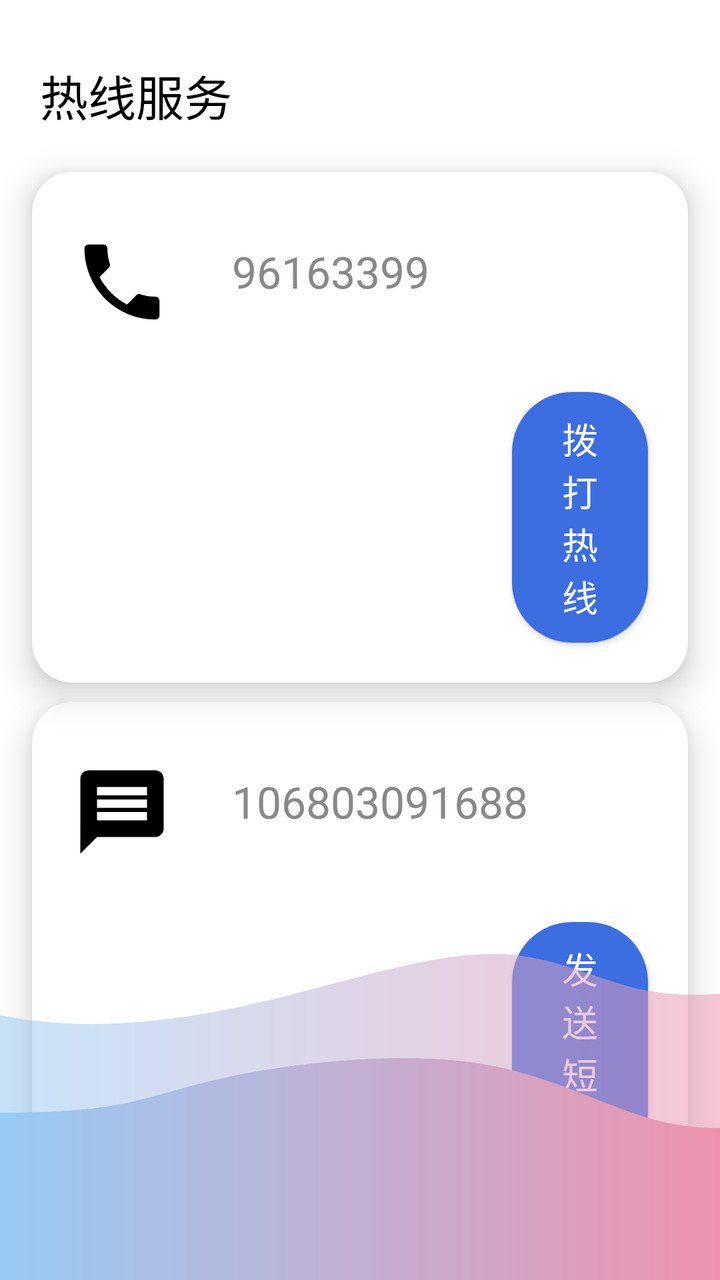
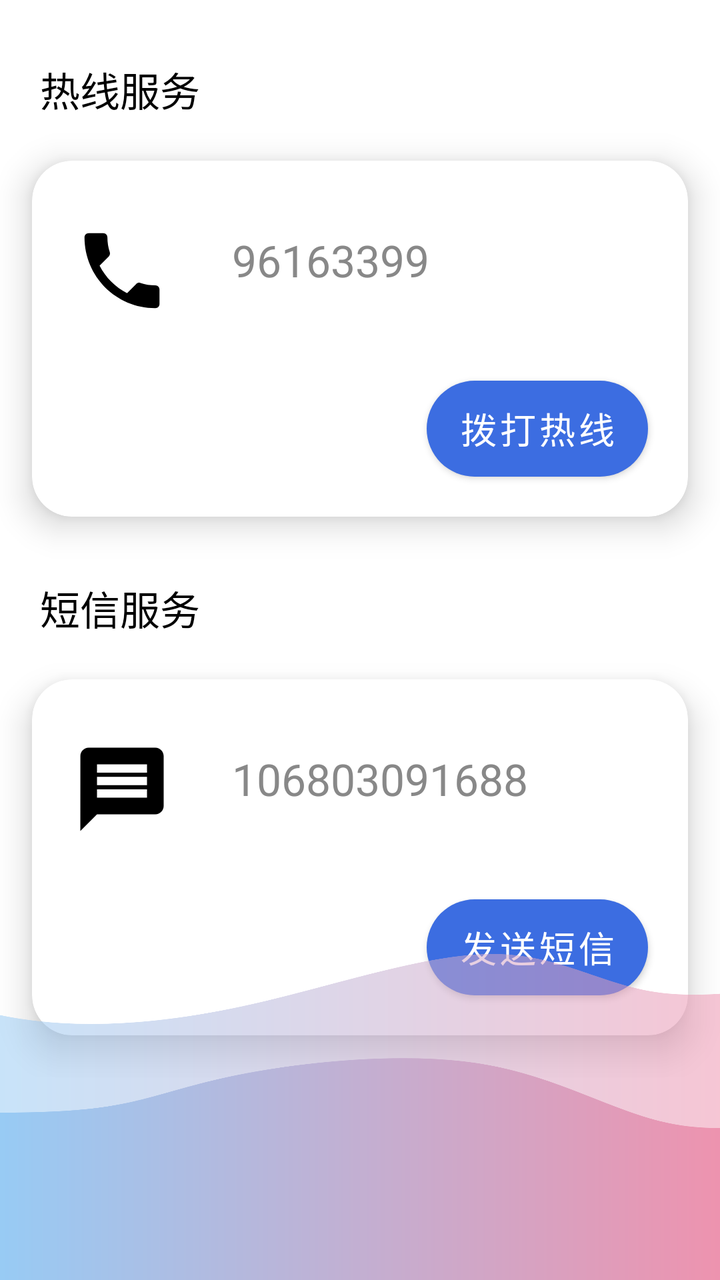

The first picture is an Android layout as it rendered before a commit; the second is the same layout after the commit. The layout source and the unified diff follow.
<!-- AndroidManifest.xml: application theme Theme.MusicPlayer -->
<!-- res/layout/fragment_contact.xml -->
<?xml version="1.0" encoding="utf-8"?>
<RelativeLayout xmlns:android="http://schemas.android.com/apk/res/android"
    xmlns:app="http://schemas.android.com/apk/res-auto"
    xmlns:tools="http://schemas.android.com/tools"
    android:layout_width="match_parent"
    android:layout_height="match_parent"
    android:orientation="vertical"
    tools:context=".ui.fragment.ContactFragment">

    <TextView
        android:id="@+id/title1"
        android:layout_width="wrap_content"
        android:layout_height="wrap_content"
        android:layout_marginStart="20dp"
        android:layout_marginTop="30dp"
        android:text="@string/hotline_service"
        android:textColor="?attr/colorOnSecondary"
        android:textSize="24sp" />

    <androidx.cardview.widget.CardView
        android:layout_width="match_parent"
        android:layout_height="wrap_content"
        android:layout_below="@id/title1"
        app:cardBackgroundColor="@color/white"
        app:cardCornerRadius="20dp"
        app:cardElevation="10dp"
        app:cardMaxElevation="10dp"
        app:cardUseCompatPadding="true"
        app:contentPadding="10dp">

        <RelativeLayout
            android:layout_width="wrap_content"
            android:layout_height="wrap_content"
            android:layout_marginTop="10dp">

            <ImageView
                android:id="@+id/icon_phone"
                android:layout_width="50dp"
                android:layout_height="50dp"
                android:layout_margin="10dp"
                android:src="@drawable/ic_contact_phone" />

            <TextView
                android:id="@+id/info1"
                android:layout_width="wrap_content"
                android:layout_height="wrap_content"
                android:layout_marginStart="20dp"
                android:layout_marginTop="15dp"
                android:layout_toEndOf="@id/icon_phone"
                android:text="@string/hotline_number"
                android:textColor="@color/gray"
                android:textSize="22sp" />

            <Button
                android:id="@+id/button_call"
                android:layout_width="wrap_content"
                android:layout_height="wrap_content"
                android:layout_below="@id/icon_phone"
                android:layout_marginStart="160dp"
                android:layout_marginTop="20dp"
                android:layout_marginEnd="10dp"
                android:layout_marginBottom="10dp"
                android:layout_toEndOf="@id/icon_phone"
                android:background="@drawable/button_rounded_corners"
                android:text="@string/call_hotline"
                android:textSize="18sp"
                tools:ignore="ButtonStyle" />
        </RelativeLayout>
    </androidx.cardview.widget.CardView>

    <TextView
        android:id="@+id/title2"
        android:layout_width="wrap_content"
        android:layout_height="wrap_content"
        android:layout_below="@id/title1"
        android:layout_marginStart="20dp"
        android:layout_marginTop="230dp"
        android:text="@string/message_service"
        android:textColor="?attr/colorOnSecondary"
        android:textSize="24sp" />

    <RelativeLayout
        android:layout_width="wrap_content"
        android:layout_height="wrap_content"
        android:layout_below="@id/title2">

        <androidx.cardview.widget.CardView
            android:layout_width="match_parent"
            android:layout_height="wrap_content"
            app:cardBackgroundColor="@color/white"
            app:cardCornerRadius="20dp"
            app:cardElevation="10dp"
            app:cardMaxElevation="10dp"
            app:cardUseCompatPadding="true"
            app:contentPadding="10dp">

            <RelativeLayout
                android:layout_width="wrap_content"
                android:layout_height="wrap_content"
                android:layout_marginTop="10dp"
                android:orientation="horizontal">

                <ImageView
                    android:id="@+id/icon_message"
                    android:layout_width="50dp"
                    android:layout_height="50dp"
                    android:layout_margin="10dp"
                    android:src="@drawable/ic_contact_message" />

                <TextView
                    android:id="@+id/info2"
                    android:layout_width="wrap_content"
                    android:layout_height="wrap_content"
                    android:layout_marginStart="20dp"
                    android:layout_marginTop="15dp"
                    android:layout_toEndOf="@id/icon_message"
                    android:text="@string/message_content"
                    android:textColor="@color/gray"
                    android:textSize="22sp" />

                <Button
                    android:id="@+id/button_send"
                    android:layout_width="wrap_content"
                    android:layout_height="wrap_content"
                    android:layout_below="@id/icon_message"
                    android:layout_marginStart="160dp"
                    android:layout_marginTop="20dp"
                    android:layout_marginEnd="10dp"
                    android:layout_marginBottom="10dp"
                    android:layout_toEndOf="@id/icon_message"
                    android:background="@drawable/button_rounded_corners"
                    android:text="@string/send_message"
                    android:textSize="18sp"
                    tools:ignore="ButtonStyle" />
            </RelativeLayout>

        </androidx.cardview.widget.CardView>
    </RelativeLayout>

    <ImageView
        android:layout_width="match_parent"
        android:layout_height="200dp"
        android:layout_alignParentEnd="true"
        android:layout_alignParentBottom="true"
        android:layout_marginEnd="0dp"
        android:layout_marginBottom="0dp"
        android:rotationX="180"
        android:scaleType="centerCrop"
        android:src="@drawable/nav_background" />
</RelativeLayout>
<!-- resources referenced by this layout -->
<resources>
  <color name="gray">#FF888888</color>
  <color name="white">#FFFFFFFF</color>
  <!-- drawable button_rounded_corners (drawable) -->
  <?xml version="1.0" encoding="utf-8"?>
  <shape xmlns:android="http://schemas.android.com/apk/res/android">
      <solid android:color="@color/blue" />
      <corners android:radius="30dp" />
  </shape>
  <!-- drawable ic_contact_message (drawable) -->
  <vector xmlns:android="http://schemas.android.com/apk/res/android" android:autoMirrored="true" android:height="24dp" android:tint="#000000" android:viewportHeight="24" android:viewportWidth="24" android:width="24dp">
        
      <path android:fillColor="@android:color/white" android:pathData="M20,2L4,2c-1.1,0 -1.99,0.9 -1.99,2L2,22l4,-4h14c1.1,0 2,-0.9 2,-2L22,4c0,-1.1 -0.9,-2 -2,-2zM18,14L6,14v-2h12v2zM18,11L6,11L6,9h12v2zM18,8L6,8L6,6h12v2z"/>
      
  </vector>
  <!-- drawable ic_contact_phone (drawable) -->
  <vector xmlns:android="http://schemas.android.com/apk/res/android" android:height="24dp" android:tint="#000000" android:viewportHeight="24" android:viewportWidth="24" android:width="24dp">
        
      <path android:fillColor="@android:color/white" android:pathData="M6.62,10.79c1.44,2.83 3.76,5.14 6.59,6.59l2.2,-2.2c0.27,-0.27 0.67,-0.36 1.02,-0.24 1.12,0.37 2.33,0.57 3.57,0.57 0.55,0 1,0.45 1,1V20c0,0.55 -0.45,1 -1,1 -9.39,0 -17,-7.61 -17,-17 0,-0.55 0.45,-1 1,-1h3.5c0.55,0 1,0.45 1,1 0,1.25 0.2,2.45 0.57,3.57 0.11,0.35 0.03,0.74 -0.25,1.02l-2.2,2.2z"/>
      
  </vector>
  <!-- drawable nav_background: vector/xml drawable (drawable, 2612 chars, omitted) -->
  <string name="call_hotline">拨打热线</string>
  <string name="hotline_number">96163399</string>
  <string name="hotline_service">热线服务</string>
  <string name="message_content">106803091688</string>
  <string name="message_service">短信服务</string>
  <string name="send_message">发送短信</string>
  <style name="Theme.MusicPlayer" parent="Theme.MaterialComponents.DayNight.DarkActionBar">
          
          <item name="colorPrimary">@color/blue_500</item>
          <item name="colorPrimaryVariant">@color/blue_700</item>
          <item name="colorOnPrimary">@color/white</item>
          
          <item name="colorSecondary">@color/blue_200</item>
          <item name="colorSecondaryVariant">@color/blue_700</item>
          <item name="colorOnSecondary">@color/black</item>
          
          <item name="android:statusBarColor">?attr/colorPrimaryVariant</item>
          
      </style>
  <color name="blue">#3C6DE1</color>
  <color name="blue_500">#3C6DE1</color>
  <color name="blue_700">#687EFF</color>
  <color name="blue_200">#87C4FF</color>
  <color name="black">#FF000000</color>
</resources>

<!-- the commit's change to res/layout/fragment_contact.xml (unified diff, before → after) -->
@@ -15,7 +15,7 @@
         android:layout_marginTop="30dp"
         android:text="@string/hotline_service"
         android:textColor="?attr/colorOnSecondary"
-        android:textSize="24sp" />
+        android:textSize="20sp" />
 
     <androidx.cardview.widget.CardView
         android:layout_width="match_parent"
@@ -29,7 +29,7 @@
         app:contentPadding="10dp">
 
         <RelativeLayout
-            android:layout_width="wrap_content"
+            android:layout_width="match_parent"
             android:layout_height="wrap_content"
             android:layout_marginTop="10dp">
 
@@ -56,11 +56,10 @@
                 android:layout_width="wrap_content"
                 android:layout_height="wrap_content"
                 android:layout_below="@id/icon_phone"
-                android:layout_marginStart="160dp"
                 android:layout_marginTop="20dp"
                 android:layout_marginEnd="10dp"
                 android:layout_marginBottom="10dp"
-                android:layout_toEndOf="@id/icon_phone"
+                android:layout_alignParentEnd="true"
                 android:background="@drawable/button_rounded_corners"
                 android:text="@string/call_hotline"
                 android:textSize="18sp"
@@ -77,7 +76,7 @@
         android:layout_marginTop="230dp"
         android:text="@string/message_service"
         android:textColor="?attr/colorOnSecondary"
-        android:textSize="24sp" />
+        android:textSize="20sp" />
 
     <RelativeLayout
         android:layout_width="wrap_content"
@@ -123,11 +122,10 @@
                     android:layout_width="wrap_content"
                     android:layout_height="wrap_content"
                     android:layout_below="@id/icon_message"
-                    android:layout_marginStart="160dp"
                     android:layout_marginTop="20dp"
                     android:layout_marginEnd="10dp"
                     android:layout_marginBottom="10dp"
-                    android:layout_toEndOf="@id/icon_message"
+                    android:layout_alignParentEnd="true"
                     android:background="@drawable/button_rounded_corners"
                     android:text="@string/send_message"
                     android:textSize="18sp"
